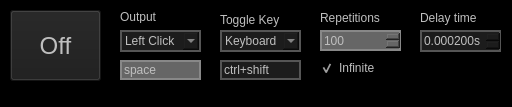
This is gui.ui in KermitPurple/clicker as Qt 5 draws it before an edit. The edited form follows.
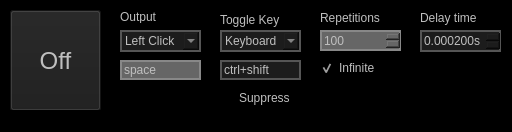
This is the edited form.

Commit message: Add suppress box

The edit to the form file:
```diff
--- a/gui.ui
+++ b/gui.ui
@@ -10,7 +10,7 @@
     <x>0</x>
     <y>0</y>
     <width>512</width>
-    <height>107</height>
+    <height>132</height>
    </rect>
   </property>
   <property name="sizePolicy">
@@ -32,7 +32,7 @@
       <x>10</x>
       <y>10</y>
       <width>91</width>
-      <height>71</height>
+      <height>101</height>
      </rect>
     </property>
     <property name="font">
@@ -322,6 +322,28 @@
      </property>
     </item>
    </widget>
+   <widget class="QCheckBox" name="SuppressBox">
+    <property name="enabled">
+     <bool>true</bool>
+    </property>
+    <property name="geometry">
+     <rect>
+      <x>220</x>
+      <y>90</y>
+      <width>81</width>
+      <height>16</height>
+     </rect>
+    </property>
+    <property name="focusPolicy">
+     <enum>Qt::NoFocus</enum>
+    </property>
+    <property name="text">
+     <string>Suppress</string>
+    </property>
+    <property name="checked">
+     <bool>false</bool>
+    </property>
+   </widget>
    <zorder>ToggleButton</zorder>
    <zorder>PressText</zorder>
    <zorder>TriggerText</zorder>
```
Left out of the diff: 1 changed line with no effect on the pictures. The commit also changes 2 other files.
